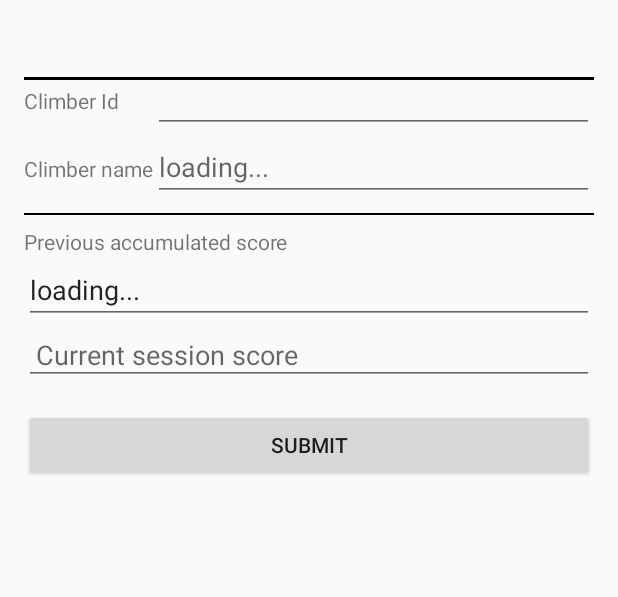
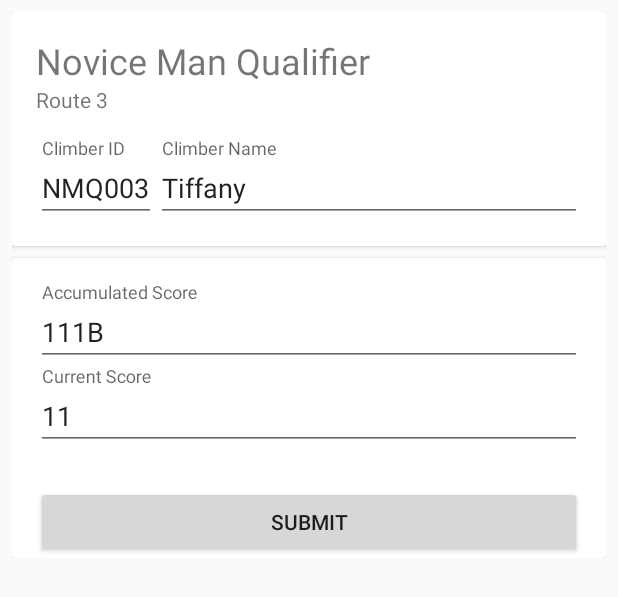
Before and after one commit to leedongwei/CRIMP, an Android app: the layout fragment_score.xml on its own in the app's theme, with its tools: preview values and no code run, on a phone screen of 412 x 824 dp. Shown: the top 597 px of the screen. Run offline under Robolectric (Android 15) with nearby library versions, the phone set to English and light mode, and no system bars.

Commit message:
Change QR code decoding area to use the same area as preview surface rather than the entire camera capture. Slightly tweak the values for determining optimal preview surface. Change score fragment UI.

```diff
--- a/judge/android/CRIMP/app/build.gradle
+++ b/judge/android/CRIMP/app/build.gradle
@@ -39,6 +39,7 @@ dependencies {
     compile fileTree(include: ['*.jar'], dir: 'libs')
     //compile 'com.android.support:multidex:1.0.0'
     compile 'com.android.support:appcompat-v7:23.1.0'
+    compile 'com.android.support:cardview-v7:23.1.0'
     //compile 'com.google.android.gms:play-services:7.3.0'
     compile 'com.android.support:design:23.1.1'
     compile 'com.octo.android.robospice:robospice:1.4.14'
--- a/judge/android/CRIMP/app/src/main/java/com/nusclimb/live/crimp/hello/scan/DecodeHandler.java
+++ b/judge/android/CRIMP/app/src/main/java/com/nusclimb/live/crimp/hello/scan/DecodeHandler.java
@@ -40,12 +40,14 @@ public class DecodeHandler extends Handler{
     private final String PREFIX;	// Magic string to check if QR Code is valid
 
     private Handler mainThreadHandler;
+    private final Point transparentResolution;
     private final MultiFormatReader multiFormatReader;  // ZXing stuff. For decoding QR code.
     private boolean running;
 
-    DecodeHandler(Handler mainThreadHandler, String qrPrefix) {
+    DecodeHandler(Handler mainThreadHandler, String qrPrefix, Point transparentResolution) {
         PREFIX = qrPrefix;
         this.mainThreadHandler = mainThreadHandler;
+        this.transparentResolution = transparentResolution;
         running = true;
 
         // Instantiating the decoder.
@@ -153,7 +155,7 @@ public class DecodeHandler extends Handler{
      */
     private PlanarYUVLuminanceSource buildLuminanceSource(byte[] data, int width, int height) {
 
-        Rect rect = new Rect(0, 0, width, height);
+        Rect rect = new Rect(0, 0, transparentResolution.y, height);
 
         // Go ahead and assume it's YUV rather than die.
         return new PlanarYUVLuminanceSource(data, width, height, rect.left, rect.top,
--- a/judge/android/CRIMP/app/src/main/java/com/nusclimb/live/crimp/hello/scan/DecodeThread.java
+++ b/judge/android/CRIMP/app/src/main/java/com/nusclimb/live/crimp/hello/scan/DecodeThread.java
@@ -27,12 +27,14 @@ class DecodeThread extends Thread{
 
     private DecodeHandler mDecodeHandler;
     private Handler mainThreadHandler;
+    private Point transparentResolution;
 
     private final String PREFIX;	// Magic string to check if QR Code is valid
 
-    public DecodeThread(Handler mainThreadHandler, String qrPrefix){
+    public DecodeThread(Handler mainThreadHandler, String qrPrefix, Point transparentResolution){
         this.mainThreadHandler = mainThreadHandler;
         PREFIX = qrPrefix;
+        this.transparentResolution = transparentResolution;
         if (DEBUG) Log.d(TAG, "DecodeThread constructed.");
     }
 
@@ -40,7 +42,7 @@ class DecodeThread extends Thread{
     public void run(){
         if (DEBUG) Log.d(TAG, "DecodeThread begin running");
         Looper.prepare();
-        mDecodeHandler = new DecodeHandler(mainThreadHandler, PREFIX);
+        mDecodeHandler = new DecodeHandler(mainThreadHandler, PREFIX, transparentResolution);
         Message message = Message.obtain(mainThreadHandler, R.id.decode_handler_constructed);
         message.sendToTarget();
         Looper.loop();
--- a/judge/android/CRIMP/app/src/main/java/com/nusclimb/live/crimp/hello/score/scoremodule/TopBonus2Scoring.java
+++ b/judge/android/CRIMP/app/src/main/java/com/nusclimb/live/crimp/hello/score/scoremodule/TopBonus2Scoring.java
@@ -2,6 +2,7 @@ package com.nusclimb.live.crimp.hello.score.scoremodule;
 
 import android.app.Activity;
 import android.content.Context;
+import android.media.Image;
 import android.os.Bundle;
 import android.os.Vibrator;
 import android.util.Log;
@@ -9,6 +10,7 @@ import android.view.LayoutInflater;
 import android.view.View;
 import android.view.ViewGroup;
 import android.widget.Button;
+import android.widget.ImageButton;
 import android.widget.TextView;
 
 import com.nusclimb.live.crimp.R;
@@ -25,7 +27,7 @@ public class TopBonus2Scoring extends ScoringModule implements View.OnClickListe
     private Button mBonusOneButton;
     private Button mBonusTwoButton;
     private Button mTopButton;
-    private Button mBackspaceButton;
+    private ImageButton mBackspaceButton;
 
     private String currentScore = null;
     private String accumulatedScore = null;
@@ -62,7 +64,7 @@ public class TopBonus2Scoring extends ScoringModule implements View.OnClickListe
         mBonusOneButton = (Button) rootView.findViewById(R.id.scoring_b1_button);
         mBonusTwoButton = (Button) rootView.findViewById(R.id.scoring_b2_button);
         mTopButton = (Button) rootView.findViewById(R.id.scoring_t_button);
-        mBackspaceButton = (Button) rootView.findViewById(R.id.scoring_backspace_button);
+        mBackspaceButton = (ImageButton) rootView.findViewById(R.id.scoring_backspace_button);
 
         mBonusOneButton.setOnClickListener(this);
         mBonusTwoButton.setOnClickListener(this);
--- a/judge/android/CRIMP/app/src/main/java/com/nusclimb/live/crimp/hello/score/scoremodule/TopBonusScoring.java
+++ b/judge/android/CRIMP/app/src/main/java/com/nusclimb/live/crimp/hello/score/scoremodule/TopBonusScoring.java
@@ -9,6 +9,7 @@ import android.view.LayoutInflater;
 import android.view.View;
 import android.view.ViewGroup;
 import android.widget.Button;
+import android.widget.ImageButton;
 import android.widget.TextView;
 
 import com.nusclimb.live.crimp.R;
@@ -26,7 +27,7 @@ public class TopBonusScoring extends ScoringModule implements View.OnClickListen
     private Button mPlusOneButton;
     private Button mBonusButton;
     private Button mTopButton;
-    private Button mBackspaceButton;
+    private ImageButton mBackspaceButton;
 
     private String currentScore = null;
     private String accumulatedScore = null;
@@ -64,7 +65,7 @@ public class TopBonusScoring extends ScoringModule implements View.OnClickListen
         mPlusOneButton = (Button) rootView.findViewById(R.id.scoring_plus_one_button);
         mBonusButton = (Button) rootView.findViewById(R.id.scoring_b_button);
         mTopButton = (Button) rootView.findViewById(R.id.scoring_t_button);
-        mBackspaceButton = (Button) rootView.findViewById(R.id.scoring_backspace_button);
+        mBackspaceButton = (ImageButton) rootView.findViewById(R.id.scoring_backspace_button);
 
         mBackspaceButton.setOnClickListener(this);
         mBonusButton.setOnClickListener(this);
--- a/judge/android/CRIMP/app/src/main/res/layout/activity_hello.xml
+++ b/judge/android/CRIMP/app/src/main/res/layout/activity_hello.xml
@@ -5,7 +5,7 @@
     android:id="@+id/main_content"
     android:layout_width="match_parent"
     android:layout_height="match_parent"
-    android:background="@color/indigo_200"
+    android:background="@color/grey_300"
     android:fitsSystemWindows="true"
     tools:context="com.nusclimb.live.crimp.hello.HelloActivity">
 
--- a/judge/android/CRIMP/app/src/main/res/layout/fragment_scan.xml
+++ b/judge/android/CRIMP/app/src/main/res/layout/fragment_scan.xml
@@ -9,7 +9,8 @@
     app:layout_behavior="@string/appbar_scrolling_view_behavior">
     <RelativeLayout
         android:layout_width="match_parent"
-        android:layout_height="match_parent">
+        android:layout_height="match_parent"
+        android:paddingBottom="8dp">
 
         <FrameLayout android:id="@+id/scan_frame"
             android:layout_width="match_parent"
@@ -26,7 +27,7 @@
             android:layout_below="@id/scan_transparent"
             android:layout_width="match_parent"
             android:layout_height="wrap_content"
-            android:background="@color/indigo_200">
+            android:background="@color/grey_300">
 
             <EditText
                 android:id="@+id/scan_category_id_edit"
@@ -97,7 +98,6 @@
                 android:layout_height="wrap_content"
                 android:layout_marginRight="8dp"
                 android:layout_marginLeft="8dp"
-                android:layout_marginBottom="16dp"
                 android:text="@string/scan_fragment_next"
                 android:onClick="scanNext"
                 android:enabled="false"/>
--- a/judge/android/CRIMP/app/src/main/res/layout/fragment_score.xml
+++ b/judge/android/CRIMP/app/src/main/res/layout/fragment_score.xml
@@ -3,128 +3,165 @@
     xmlns:android="http://schemas.android.com/apk/res/android"
     xmlns:app="http://schemas.android.com/apk/res-auto"
     xmlns:tools="http://schemas.android.com/tools"
-    tools:context="com.nusclimb.live.crimp.hello.HelloActivity"
+    tools:context="com.nusclimb.live.crimp.hello.score.ScoreFragment"
     android:layout_width="match_parent"
     android:layout_height="match_parent"
     app:layout_behavior="@string/appbar_scrolling_view_behavior">
 
-    <RelativeLayout xmlns:android="http://schemas.android.com/apk/res/android"
-        android:padding="16dp"
+    <RelativeLayout
         android:layout_width="match_parent"
-        android:layout_height="match_parent" >
+        android:layout_height="match_parent"
+        android:padding="8dp">
+
+        <android.support.v7.widget.CardView
+            android:id="@+id/score_info_card"
+            android:layout_width="match_parent"
+            android:layout_height="wrap_content"
+            android:layout_marginBottom="8dp">
+
+            <RelativeLayout
+                android:layout_width="match_parent"
+                android:layout_height="wrap_content">
 
                 <TextView
-            android:id="@+id/scoring_route_text"
+                    android:id="@+id/score_category_text"
                     android:layout_width="match_parent"
                     android:layout_height="wrap_content"
-            android:textSize="20sp"
-            android:layout_alignParentTop="true"/>
+                    android:textSize="24sp"
+                    android:layout_marginTop="16dp"
+                    android:layout_marginLeft="16dp"
+                    android:layout_marginRight="16dp"
+                    android:layout_alignParentTop="true"
+                    tools:text="Novice Man Qualifier"/>
 
-        <View
-            android:layout_width="fill_parent"
-            android:layout_height="2dp"
-            android:layout_marginTop="8dp"
-            android:layout_marginBottom="8dp"
-            android:background="@color/black"
-            android:layout_below="@id/scoring_route_text"/>
+                <TextView
+                    android:id="@+id/score_route_text"
+                    android:layout_width="match_parent"
+                    android:layout_height="wrap_content"
+                    android:textSize="14sp"
+                    android:layout_marginLeft="16dp"
+                    android:layout_marginRight="16dp"
+                    android:layout_below="@id/score_category_text"
+                    tools:text="Route 3"/>
 
-        <TableLayout android:id="@+id/scoring_climber_info"
-            android:layout_width="fill_parent"
-            android:layout_height="wrap_content"
-            android:layout_below="@id/scoring_route_text"
-            android:stretchColumns="1"
-            android:shrinkColumns="1" >
-
-            <TableRow >
-                <TextView
-                    android:id="@+id/scoring_climber_id_text"
-                    android:text="Climber Id" />
+                <android.support.design.widget.TextInputLayout
+                    android:id="@+id/score_climberId_til"
+                    android:layout_alignParentLeft="true"
+                    android:layout_below="@id/score_route_text"
+                    android:layout_marginTop="16dp"
+                    android:layout_marginLeft="16dp"
+                    android:layout_width="wrap_content"
+                    android:layout_height="wrap_content">
 
                     <EditText
-                    android:id="@+id/scoring_climber_id_edit"
+                        android:id="@+id/score_climberId_edit"
+                        android:layout_width="80dp"
+                        android:layout_height="wrap_content"
+                        android:hint="Climber ID"
+                        tools:text="NMQ003"
+                        android:layout_marginBottom="16dp"
                         android:clickable="false"
                         android:cursorVisible="false"
                         android:focusable="false"
-                    android:focusableInTouchMode="false" />
-            </TableRow>
+                        android:focusableInTouchMode="false"/>
 
-            <TableRow >
-                <TextView
-                    android:id="@+id/scoring_climber_name_text"
-                    android:text="Climber name" />
+                </android.support.design.widget.TextInputLayout>
+
+                <android.support.design.widget.TextInputLayout
+                    android:id="@+id/score_climberName_til"
+                    android:layout_toRightOf="@id/score_climberId_til"
+                    android:layout_below="@id/score_route_text"
+                    android:layout_marginTop="16dp"
+                    android:layout_marginRight="16dp"
+                    android:layout_width="match_parent"
+                    android:layout_height="wrap_content">
 
                     <EditText
-                    android:id="@+id/scoring_climber_name_edit"
+                        android:id="@+id/score_climberName_edit"
+                        android:layout_width="match_parent"
                         android:layout_height="wrap_content"
+                        android:hint="Climber Name"
+                        tools:text="Tiffany"
                         android:clickable="false"
                         android:cursorVisible="false"
                         android:focusable="false"
                         android:focusableInTouchMode="false"
-                    android:hint="loading..."/>
-            </TableRow>
+                        android:layout_marginBottom="16dp"/>
 
-        </TableLayout>
+                </android.support.design.widget.TextInputLayout>
 
-        <View
-            android:id="@+id/scoring_divider"
-            android:layout_width="fill_parent"
-            android:layout_height="1dp"
-            android:layout_marginTop="8dp"
-            android:layout_marginBottom="8dp"
-            android:background="@color/black"
-            android:layout_below="@id/scoring_climber_info"/>
+            </RelativeLayout>
+        </android.support.v7.widget.CardView>
 
-        <LinearLayout android:id="@+id/scoring_root"
+        <android.support.v7.widget.CardView android:id="@+id/score_score_card"
             android:layout_width="match_parent"
             android:layout_height="wrap_content"
-            android:layout_below="@id/scoring_divider"
-            android:orientation="vertical" >
+            android:layout_below="@id/score_info_card">
 
-            <TextView
-                android:id="@+id/scoring_old_score_text"
-                android:layout_width="fill_parent"
-                android:layout_height="wrap_content"
-                android:text="Previous accumulated score" />
+            <RelativeLayout
+                android:layout_width="match_parent"
+                android:layout_height="wrap_content">
+
+                <android.support.design.widget.TextInputLayout
+                    android:id="@+id/score_accumulated_til"
+                    android:layout_alignParentTop="true"
+                    android:layout_marginTop="16dp"
+                    android:layout_width="match_parent"
+                    android:layout_height="wrap_content">
 
                     <EditText
-                android:id="@+id/scoring_score_history_edit"
-                android:layout_width="fill_parent"
+                        android:id="@+id/score_accumulated_edit"
+                        android:layout_width="match_parent"
                         android:layout_height="wrap_content"
+                        android:layout_marginLeft="16dp"
+                        android:layout_marginRight="16dp"
+                        android:hint="Accumulated Score"
                         android:clickable="false"
                         android:cursorVisible="false"
                         android:focusable="false"
                         android:focusableInTouchMode="false"
-                android:text="loading..."/>
+                        tools:text="111B"/>
+
+                </android.support.design.widget.TextInputLayout>
+
+                <android.support.design.widget.TextInputLayout
+                    android:id="@+id/score_current_til"
+                    android:layout_below="@id/score_accumulated_til"
+                    android:layout_width="match_parent"
+                    android:layout_height="wrap_content">
 
                     <EditText
-                android:id="@+id/scoring_score_current_edit"
-                android:layout_width="fill_parent"
+                        android:id="@+id/score_current_edit"
+                        android:layout_width="match_parent"
                         android:layout_height="wrap_content"
-                android:padding="8dp"
-                android:hint="Current session score"
+                        android:layout_marginLeft="16dp"
+                        android:layout_marginRight="16dp"
+                        android:layout_marginBottom="16dp"
+                        android:hint="Current Score"
                         android:clickable="false"
-                android:cursorVisible="false"
                         android:focusable="false"
-                android:focusableInTouchMode="false" />
+                        android:focusableInTouchMode="false"
+                        tools:text="11"/>
 
-        </LinearLayout>
+                </android.support.design.widget.TextInputLayout>
 
-        <LinearLayout android:id="@+id/scoring_score_fragment"
+                <LinearLayout android:id="@+id/score_score_fragment"
                     android:layout_width="match_parent"
                     android:layout_height="wrap_content"
                     android:orientation="vertical"
-            android:layout_below="@id/scoring_root">
-
-        </LinearLayout>
+                    android:layout_below="@id/score_current_til"/>
 
                 <Button
-            android:id="@+id/scoring_submit_button"
+                    android:id="@+id/score_submit_button"
                     android:layout_width="match_parent"
                     android:layout_height="wrap_content"
-            android:layout_below="@id/scoring_score_fragment"
-            android:layout_marginTop="16dp"
+                    android:layout_below="@id/score_score_fragment"
+                    android:layout_marginTop="8dp"
+                    android:layout_marginLeft="16dp"
+                    android:layout_marginRight="16dp"
                     android:onClick="scoreSubmit"
                     android:text="submit" />
-
+            </RelativeLayout>
+        </android.support.v7.widget.CardView>
     </RelativeLayout>
 </android.support.v4.widget.NestedScrollView>
```
Also changed, not shown: judge/android/CRIMP/app/src/main/java/com/nusclimb/live/crimp/hello/HelloActivity.java (+10 -1 lines), judge/android/CRIMP/app/src/main/java/com/nusclimb/live/crimp/hello/scan/ScanFragment.java (+12 -4 lines), judge/android/CRIMP/app/src/main/java/com/nusclimb/live/crimp/hello/score/ScoreFragment.java (+21 -16 lines), judge/android/CRIMP/app/src/main/res/layout/fragment_top_bonus2_scoring.xml (+14 -8 lines), judge/android/CRIMP/app/src/main/res/layout/fragment_top_bonus_scoring.xml (+14 -8 lines), judge/android/CRIMP/app/src/main/res/drawable-hdpi/ic_keyboard_backspace_black_24dp.png (added), judge/android/CRIMP/app/src/main/res/drawable-mdpi/ic_keyboard_backspace_black_24dp.png (added), judge/android/CRIMP/app/src/main/res/drawable-xhdpi/ic_keyboard_backspace_black_24dp.png (added), judge/android/CRIMP/app/src/main/res/drawable-xxhdpi/ic_keyboard_backspace_black_24dp.png (added), judge/android/CRIMP/app/src/main/res/drawable-xxxhdpi/ic_keyboard_backspace_black_24dp.png (added), 1 other file. Lines whose indentation alone changed are shown as unchanged.
